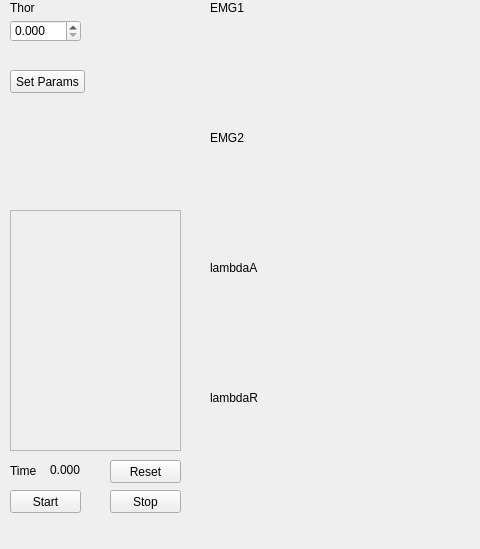
Before: the Qt Designer form GUI/GUI.ui in cic12/exo_control, drawn with Qt 5; both pictures show x 0 to 480 and y 327 to 876 of the 712 by 876 pixel window.
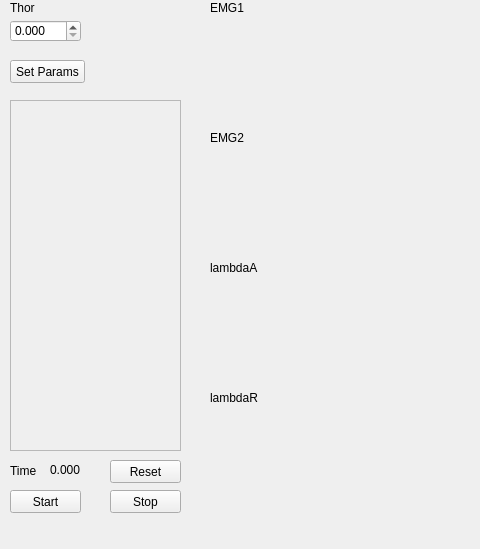
After: the same form once the commit is applied. Custom widgets are drawn as their Qt base class.

Diff of the .ui file:
```diff
--- a/GUI/GUI.ui
+++ b/GUI/GUI.ui
@@ -310,7 +310,7 @@
     <property name="geometry">
      <rect>
       <x>10</x>
-      <y>380</y>
+      <y>370</y>
       <width>75</width>
       <height>23</height>
      </rect>
@@ -469,9 +469,9 @@
     <property name="geometry">
      <rect>
       <x>10</x>
-      <y>520</y>
+      <y>410</y>
       <width>171</width>
-      <height>241</height>
+      <height>351</height>
      </rect>
     </property>
     <property name="readOnly">
```
